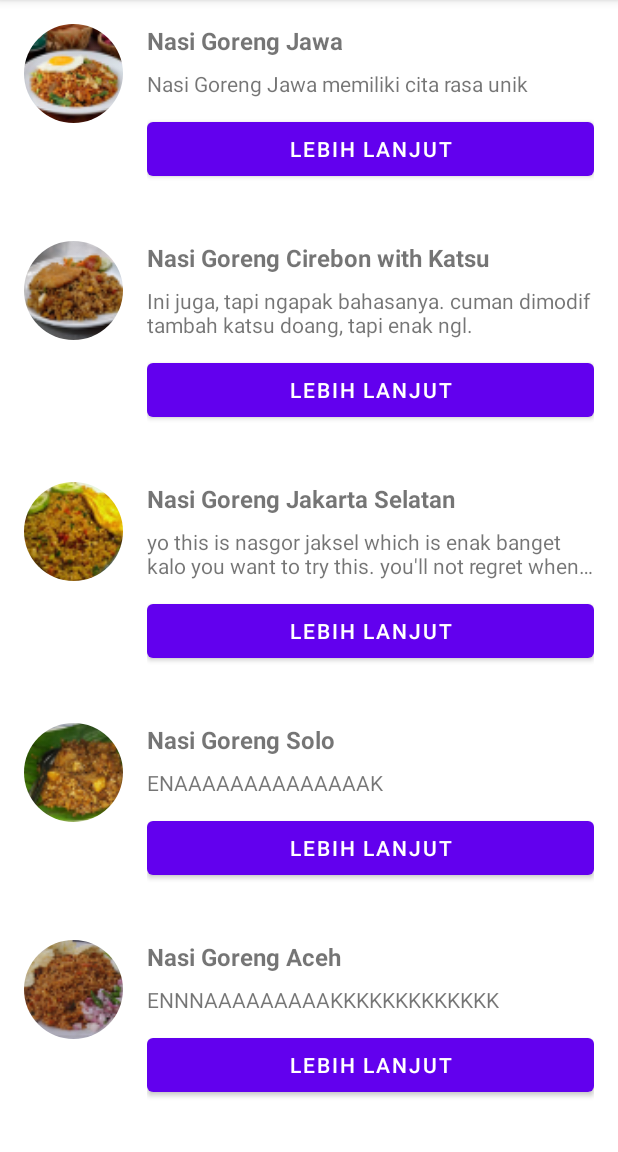
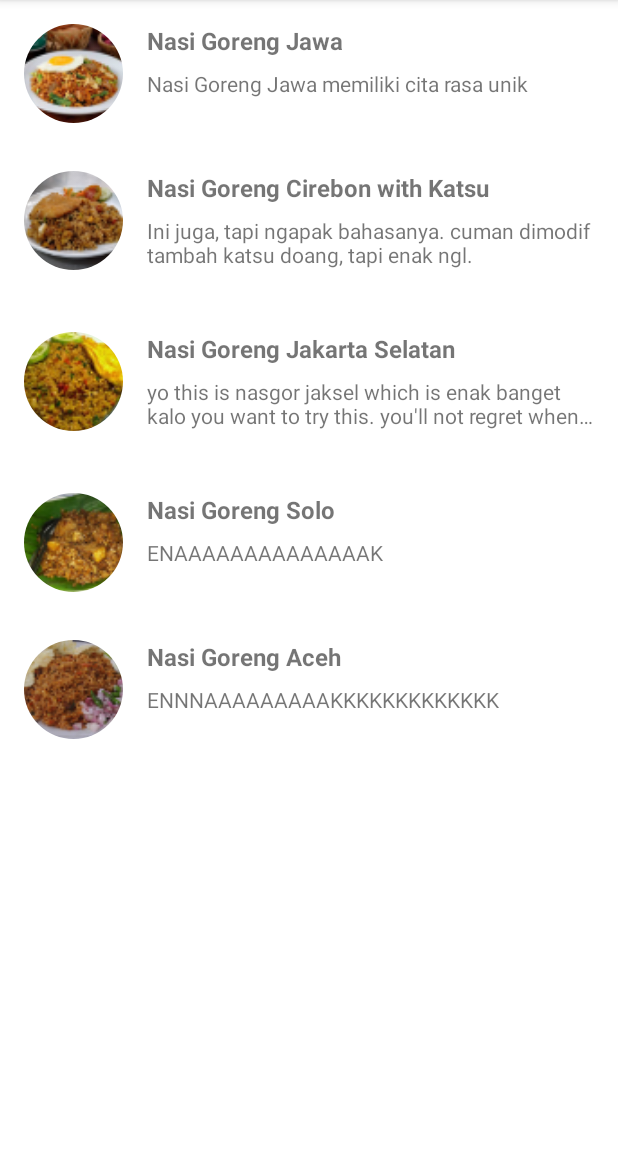
Before and after one commit to naverlyn/Penjualan_Nasi_Goreng, an Android app: the screen it shows after launch (MainActivity), on a phone screen of 412 x 824 dp, the part 84-1236 px from its top. Run offline under Robolectric (Android 15) with nearby library versions, the phone set to English and light mode, and no system bars; our stand-ins replace CircleImageView; 1 statement that could not run was skipped.

Commit message:
buttonnya useless ternyata

```diff
--- a/app/src/main/res/layout/item_row_nasi_goreng.xml
+++ b/app/src/main/res/layout/item_row_nasi_goreng.xml
@@ -36,15 +36,5 @@
             android:maxLines="2"
             android:layout_marginBottom="10dp"
             tools:text="@string/detail"/>
-
-        <Button
-            android:id="@+id/btn_detail_move"
-            android:layout_width="match_parent"
-            android:layout_height="wrap_content"
-            android:layout_marginBottom="5dp"
-            android:text="@string/btn_detail"/>
-
-
     </LinearLayout>
-
 </LinearLayout>
```
